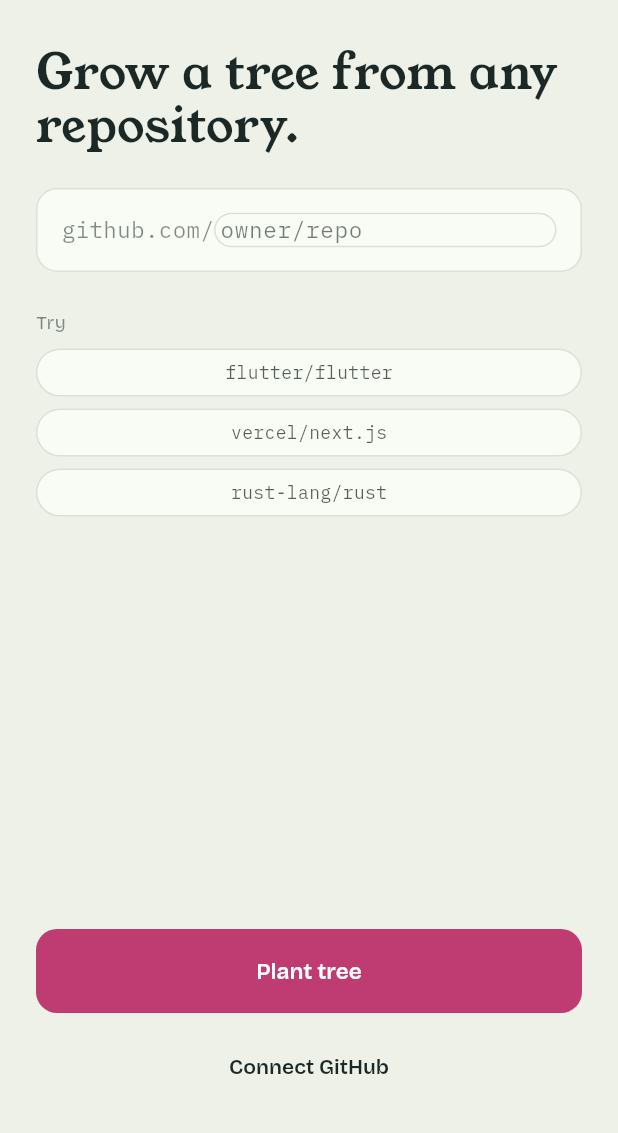
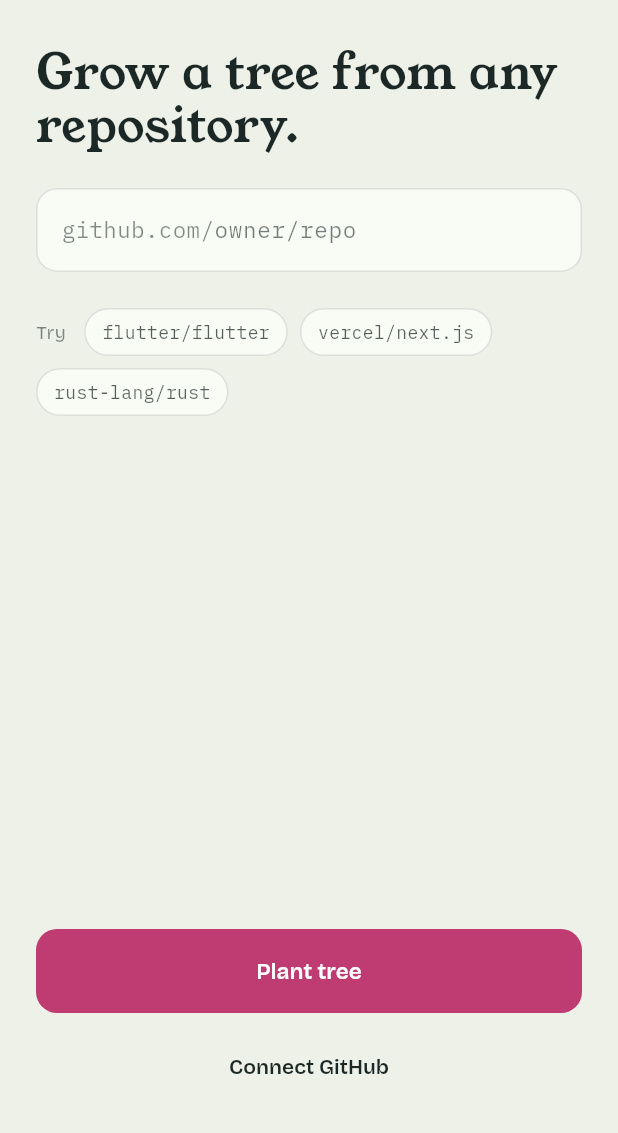
Before and after one commit to lasangnya/gitarbor, a Flutter app: the screen it shows after launch, on a phone screen of 412 x 824 dp, the part 85-1218 px from its top. Run offline on Flutter 3.47's test engine with Material 3 defaults, Android fonts, the phone set to English and light mode, and no system bars; our stand-ins replace dio, flutter_riverpod, flutter_secure_storage, freezed_annotation.

Commit message:
Fix live rail height, floating-bar headroom, plant chips and field, clip tree canvas

```diff
--- a/lib/tree/sprite_atlas.dart
+++ b/lib/tree/sprite_atlas.dart
@@ -64,10 +64,14 @@ class SpriteAtlas {
   final ui.Image paper;
 
   static final _cache = <String, Future<SpriteAtlas>>{};
+  static final _ready = <String, SpriteAtlas>{};
 
   /// The atlas for [p], painted on first use and cached by palette id.
   static Future<SpriteAtlas> load(TreePalette p) =>
-      _cache.putIfAbsent(p.id, () => _paint(p));
+      _cache.putIfAbsent(p.id, () => _paint(p).then((a) => _ready[p.id] = a));
+
+  /// The atlas for [p] if it has already been painted.
+  static SpriteAtlas? cached(TreePalette p) => _ready[p.id];
 
   ui.Rect leafRect(int bucket, int variant) => ui.Rect.fromLTWH(
     bucket * (leafLength + 2 * _leafPad) * _k,
--- a/lib/tree/tree_painter.dart
+++ b/lib/tree/tree_painter.dart
@@ -162,6 +162,8 @@ class TreePainter extends CustomPainter {
     final sc = scene;
     final w = size.width, h = size.height;
     if (w <= 0 || h <= 0) return;
+    // The ground runs far past the view; keep it inside the canvas.
+    canvas.clipRect(Offset.zero & size);
     final lineArt = sc.print && sc.ink != TreeInk.color;
 
     if (!sc.print && sc.sky) _sky(canvas, size);
--- a/lib/tree/tree_view.dart
+++ b/lib/tree/tree_view.dart
@@ -87,6 +87,12 @@ class _TreeViewState extends State<TreeView>
 
   Future<void> _loadAtlas() async {
     final palette = widget.palette;
+    final ready = SpriteAtlas.cached(palette);
+    if (ready != null) {
+      // Called from initState or didUpdateWidget; a build follows.
+      _atlas = ready;
+      return;
+    }
     final atlas = await SpriteAtlas.load(palette);
     if (!mounted || palette != widget.palette) return;
     setState(() => _atlas = atlas);
--- a/lib/ui/plant_screen.dart
+++ b/lib/ui/plant_screen.dart
@@ -530,7 +530,13 @@ class _RepoField extends StatelessWidget {
                   enableSuggestions: false,
                   textInputAction: TextInputAction.go,
                   onSubmitted: (_) => onSubmit(),
-                  decoration: InputDecoration.collapsed(
+                  decoration: InputDecoration(
+                    isCollapsed: true,
+                    filled: false,
+                    border: InputBorder.none,
+                    enabledBorder: InputBorder.none,
+                    focusedBorder: InputBorder.none,
+                    errorBorder: InputBorder.none,
                     hintText: 'owner/repo',
                     hintStyle: mono(15, color: t.ink3.withValues(alpha: .6)),
                   ),
@@ -571,8 +577,12 @@ class RepoChip extends StatelessWidget {
         child: Container(
           height: 32,
           padding: const EdgeInsets.symmetric(horizontal: 12),
-          alignment: Alignment.center,
-          child: Text(label, style: mono(12, color: selected ? t.ink : t.ink2)),
+          child: Row(
+            mainAxisSize: MainAxisSize.min,
+            children: [
+              Text(label, style: mono(12, color: selected ? t.ink : t.ink2)),
+            ],
+          ),
         ),
       ),
     );
```
Also changed, not shown: lib/ui/live_screen.dart (+20 -1 lines).
